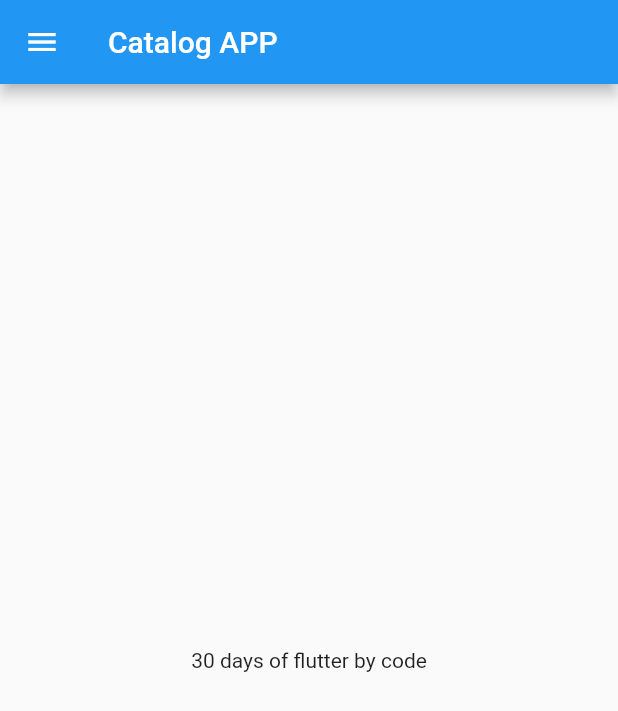
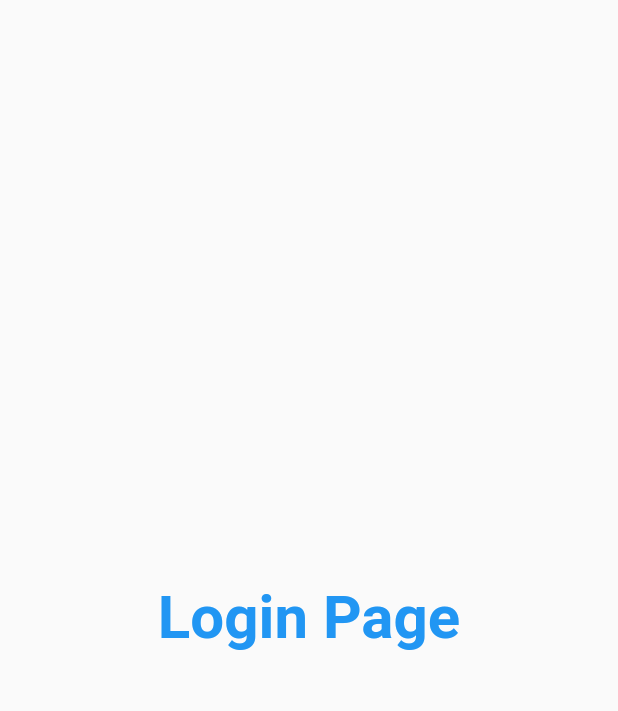
Before and after one commit to utkarshaggarwal74/catalog_app, a Flutter app: the screen it shows after launch, on a phone screen of 412 x 824 dp. Shown: the top 711 px of the screen. Run offline on Flutter 3.47's test engine with Material 2 defaults, Android fonts, the phone set to English and light mode, and no system bars.

Commit message:
day3 completed

```diff
--- a/lib/main.dart
+++ b/lib/main.dart
@@ -1,5 +1,6 @@
-import 'package:catalog_app/home_page.dart';
+import 'package:catalog_app/pages/login_page.dart';
 import 'package:flutter/material.dart';
+import 'package:catalog_app/pages/home_page.dart';
 
 void main() {
   runApp(const MyApp());
@@ -10,8 +11,19 @@ class MyApp extends StatelessWidget {
 
   @override
   Widget build(BuildContext context) {
-    return const MaterialApp(
-      home: HomePage(),
+    return MaterialApp(
+      // home: HomePage(),
+      themeMode: ThemeMode.light,
+      theme: ThemeData(primarySwatch: Colors.deepPurple),
+      darkTheme: ThemeData(
+        brightness: Brightness.dark,
+        primarySwatch: Colors.red,
+      ),
+      routes: {
+        "/": (context) => LoginPage(),
+        "/home": (context) => HomePage(),
+        "/login": (context) => LoginPage(),
+      },
     );
   }
 }
--- /dev/null
+++ b/lib/pages/login_page.dart
@@ -0,0 +1,19 @@
+import 'package:flutter/material.dart';
+
+class LoginPage extends StatelessWidget {
+  @override
+  Widget build(BuildContext context) {
+    return const Material(
+      child: Center(
+        child: Text(
+          "Login Page",
+          style: TextStyle(
+            fontSize: 40,
+            color: Colors.blue,
+            fontWeight: FontWeight.bold,
+          ),
+        ),
+      ),
+    );
+  }
+}
```
Also changed, not shown: lib/pages/home_page.dart (renamed from lib/home_page.dart).
